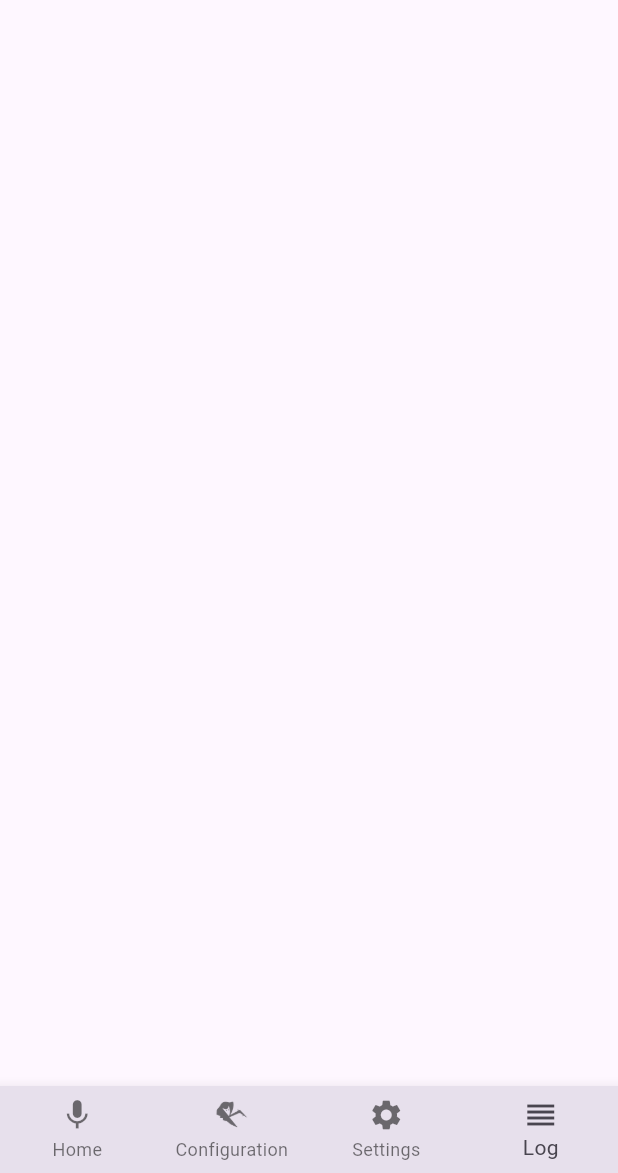
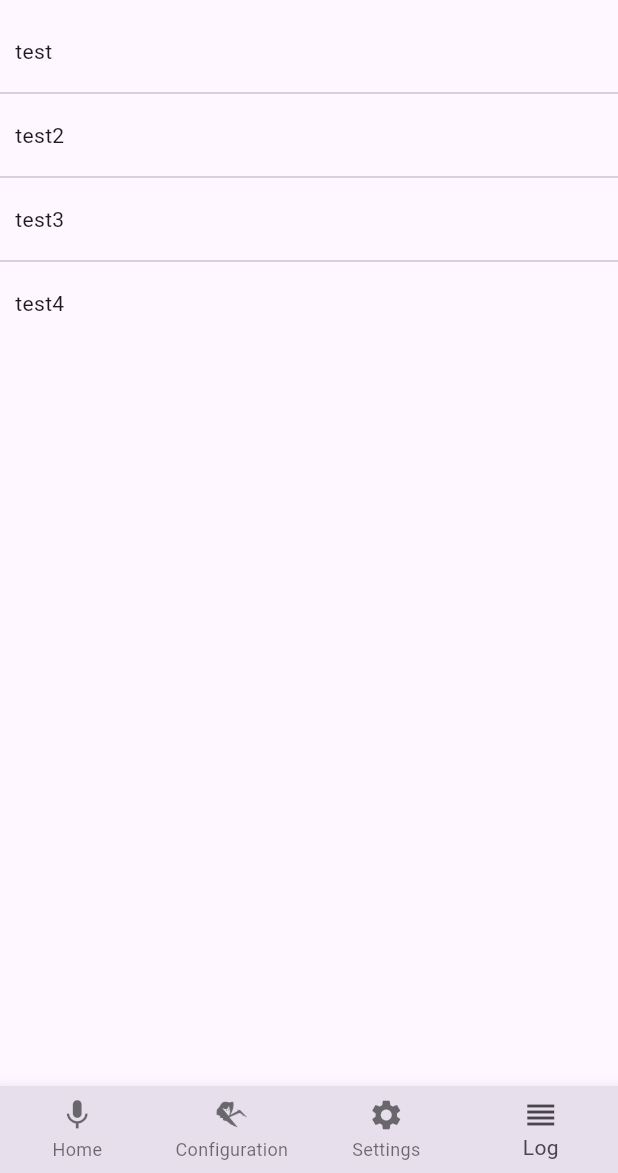
Before and after one commit to Nailik/rhasspy_mobile, a Flutter app: the screen it shows after launch, item 4 of the bottom bar chosen, on a phone screen of 412 x 824 dp, the part 63-1236 px from its top. Run offline on Flutter 3.47's test engine with Material 2 defaults, Android fonts, the phone set to English and light mode, and no system bars; our stand-ins replace dropdown_button2, get; generated files the repository leaves out were written again.

Commit message:
finished simple ui

```diff
--- /dev/null
+++ b/lib/screens/log_screen.dart
@@ -0,0 +1,25 @@
+import 'package:flutter/material.dart';
+
+import 'custom_state.dart';
+
+class LogScreen extends StatefulWidget {
+  const LogScreen({Key? key}) : super(key: key);
+
+  @override
+  State<LogScreen> createState() => _LogScreenState();
+}
+
+class _LogScreenState extends CustomState<LogScreen> {
+  @override
+  Widget content() {
+    final List<Widget> items = <Widget>[const Text("test"), const Text("test2"), const Text("test3"), const Text("test4")];
+
+    return ListView.separated(
+      itemCount: items.length,
+      itemBuilder: (BuildContext context, int index) {
+        return Padding(padding: const EdgeInsets.all(10.0), child: items[index]);
+      },
+      separatorBuilder: (BuildContext context, int index) => const Divider(),
+    );
+  }
+}
--- a/lib/screens/main_screen.dart
+++ b/lib/screens/main_screen.dart
@@ -5,6 +5,7 @@ import 'package:rhasspy_mobile/screens/settings_screen.dart';
 import 'package:rhasspy_mobile/screens/start_screen.dart';
 
 import 'custom_state.dart';
+import 'log_screen.dart';
 
 class MainScreen extends StatefulWidget {
   const MainScreen({Key? key}) : super(key: key);
@@ -38,6 +39,8 @@ class _MainScreenState extends CustomState<MainScreen> {
         return const RhasspySettingsScreen();
       case 2:
         return const SettingsScreen();
+      case 3:
+        return const LogScreen();
       default:
         return null;
     }
@@ -74,8 +77,8 @@ class _MainScreenState extends CustomState<MainScreen> {
       items: items,
       type: BottomNavigationBarType.fixed,
       currentIndex: _selectedIndex,
-      backgroundColor: Theme.of(context).colorScheme.surfaceVariant,
-      selectedItemColor: Theme.of(context).colorScheme.onSurfaceVariant,
+      backgroundColor: theme.colorScheme.surfaceVariant,
+      selectedItemColor: theme.colorScheme.onSurfaceVariant,
       onTap: _onItemTapped,
     );
   }
--- a/lib/screens/rhasspy_settings/rhasspy_base_settings.dart
+++ b/lib/screens/rhasspy_settings/rhasspy_base_settings.dart
@@ -29,6 +29,4 @@ extension HTTPSettingsWidget on CustomState {
               )),
         ]);
   }
-
-
 }
--- a/lib/screens/rhasspy_settings_screen.dart
+++ b/lib/screens/rhasspy_settings_screen.dart
@@ -44,7 +44,7 @@ class RhasspySettingsScreenState extends CustomState<RhasspySettingsScreen> {
     );
   }
 
-  Widget siteId(){
+  Widget siteId() {
     return Container(
       padding: const EdgeInsets.all(10.0),
       child: TextField(
--- a/lib/screens/settings_screen.dart
+++ b/lib/screens/settings_screen.dart
@@ -137,20 +137,16 @@ class _SettingsScreenState extends CustomState<SettingsScreen> {
     return Text(text);
   }
 
-
   Widget showLogWidget() {
     return Obx(() => SwitchListTile(
         value: showLog.value,
         onChanged: (value) {
           showLog.value = value;
-          setState(() {
-
-          });
+          setState(() {});
         },
         title: Text(locale.showLog)));
   }
 }
 
-
 //ssl + certificate
 //mqtt ssl + certificate
--- a/pubspec.yaml
+++ b/pubspec.yaml
@@ -34,6 +34,7 @@ dependencies:
   intl: ^0.17.0
   get: ^4.6.1
   dropdown_button2: ^1.1.1
+  smooth_page_indicator: ^1.0.0+2
 
 dev_dependencies:
   flutter_test:
```
Also changed, not shown: lib/screens/utils.dart (deleted).
